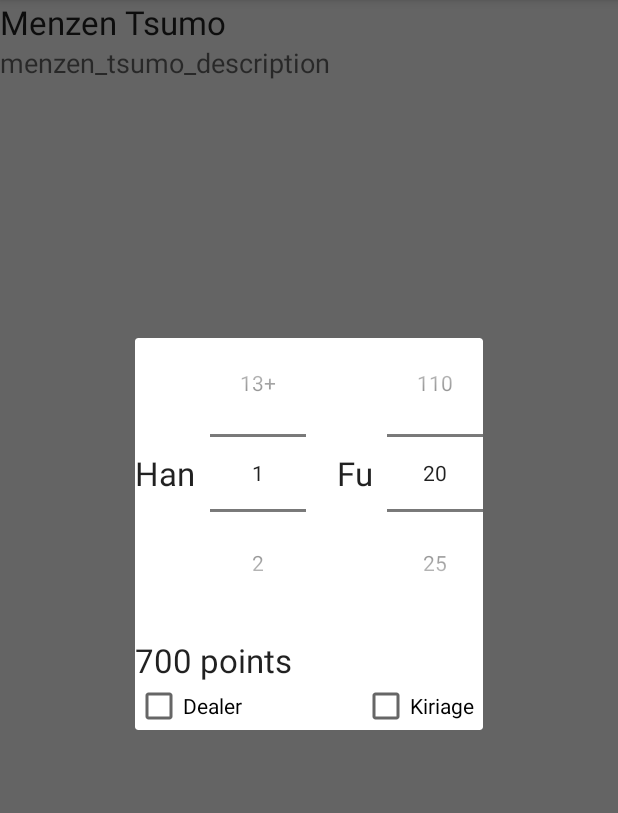
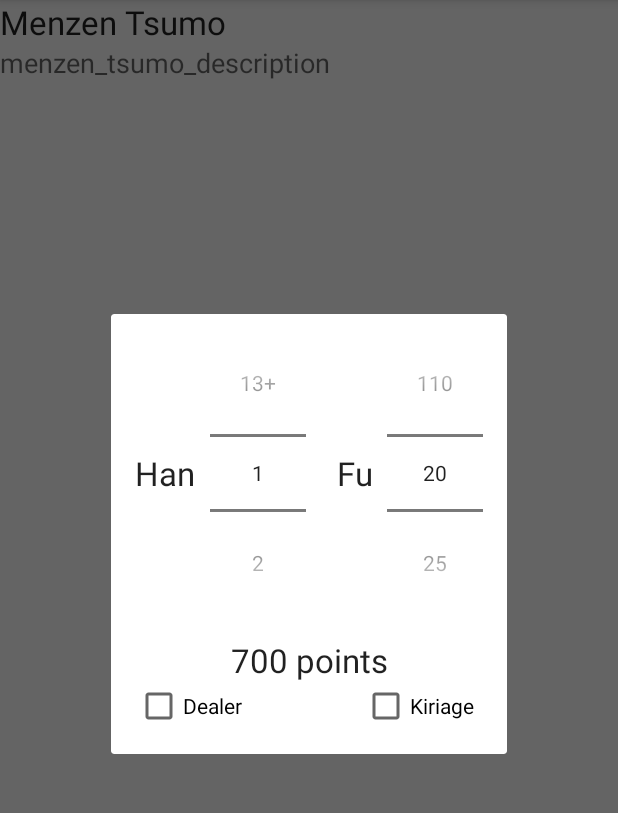
Before and after one commit to LukePowell/RiichiCalculator, an Android app: the screen it shows after launch (MainActivity), in the options menu, after a tap on "Settings", on a phone screen of 412 x 824 dp, the part 84-897 px from its top. Run offline under Robolectric (Android 15) with nearby library versions, the phone set to English and light mode, and no system bars; our stand-ins replace ButterKnife, data binding.

Commit message:
Score put pack in correct location, padding around elements.

```diff
--- a/Android/app/src/main/res/layout/calculator_dialog.xml
+++ b/Android/app/src/main/res/layout/calculator_dialog.xml
@@ -2,10 +2,7 @@
 <LinearLayout xmlns:android="http://schemas.android.com/apk/res/android"
               android:layout_width="match_parent"
               android:layout_height="match_parent"
-              android:layout_marginBottom="@dimen/activity_vertical_margin"
-              android:layout_marginLeft="@dimen/activity_horizontal_margin"
-              android:layout_marginRight="@dimen/activity_horizontal_margin"
-              android:layout_marginTop="@dimen/activity_vertical_margin"
+              android:padding="@dimen/activity_vertical_margin"
               android:orientation="vertical"
     >
 
@@ -56,10 +53,10 @@
         android:id="@+id/scoreDisplay"
         android:layout_width="match_parent"
         android:layout_height="wrap_content"
-        android:layout_gravity="center_horizontal"
         android:layout_marginTop="20dp"
         android:text="@string/placeholder"
-        android:textAppearance="?android:attr/textAppearanceLarge"/>
+        android:textAppearance="?android:attr/textAppearanceLarge"
+        android:gravity="center" />
 
     <LinearLayout
         android:layout_width="match_parent"
```
